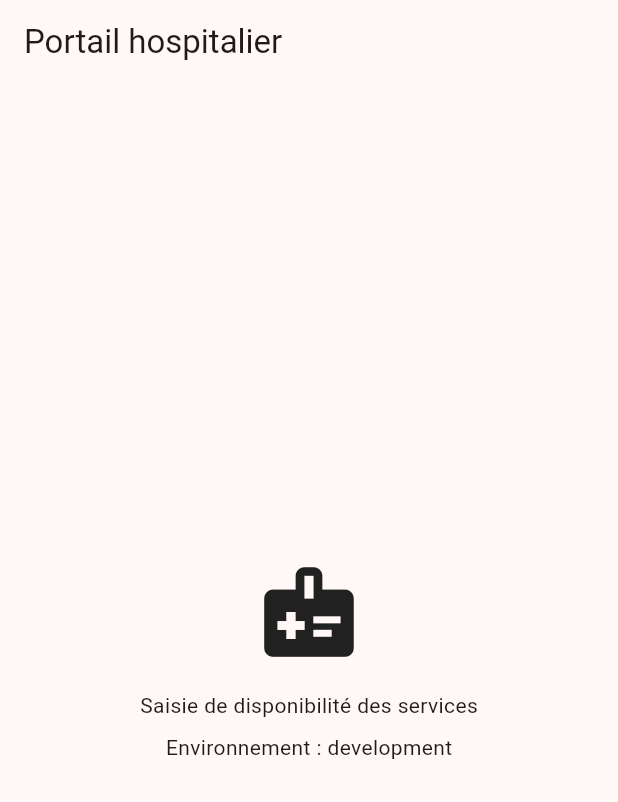
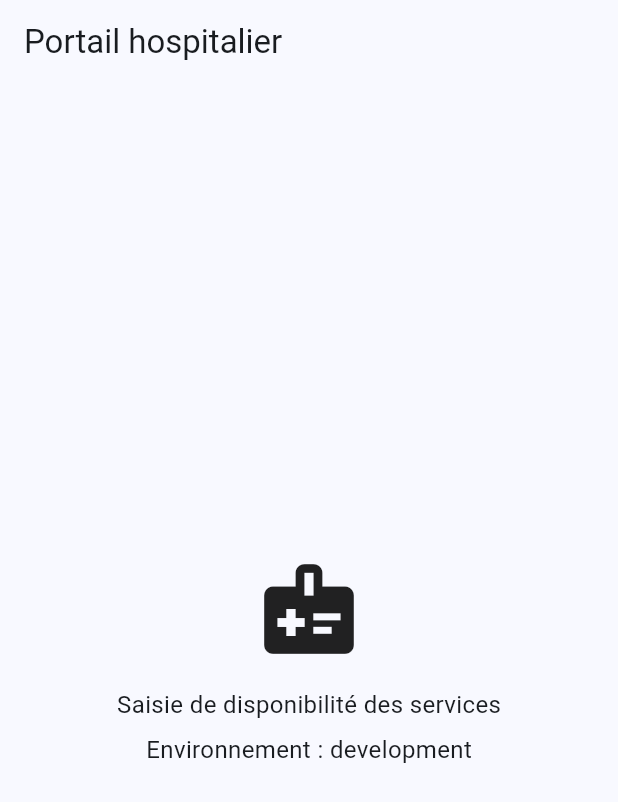
Before and after one commit to ouedraogoissouf2012/urgence-sante, a Flutter app: the screen it shows after launch, on a phone screen of 412 x 824 dp. Shown: the top 802 px of the screen. Run offline on Flutter 3.47's test engine with Material 3 defaults, Android fonts, the phone set to English and light mode, and no system bars.

Commit message:
feat(frontend): fondations du design system (issue #6)
Tokens, thèmes et composants fondamentaux, sans aucune dépendance métier.

- Tokens centralisés : AppColors (amorces patient/hôpital + couleurs
  sémantiques de disponibilité + urgence), AppSpacing, AppRadius,
  AppTypography (tailles généreuses, usage sous stress).
- Thèmes AppTheme.patient() et AppTheme.hospital() construits depuis les
  tokens (Material 3, cibles tactiles élargies) ; light() conservé en
  compatibilité ; les deux apps branchées sur leur thème.
- Composants accessibles : EmergencyCallButton (Semantics, cible 56dp,
  l'appel réel reste fourni par l'app), StatusBadge (texte + couleur, jamais
  la couleur seule ; fromApi mappe le contrat avec repli « Non confirmé »),
  AsyncStateView (chargement/vide/erreur avec réessai).
- ComponentCatalog : catalogue testable — chaque entrée est montée en widget
  test (base d'une future galerie visuelle).

Vérifié : flutter analyze → No issues ; 7 tests design_system verts (thèmes
distincts, sémantique des badges, statut inconnu → non confirmé, catalogue
monté sans erreur, callback + libellé du bouton d'appel) ; tests apps verts.

Closes #6

Co-Authored-By: Claude Fable 5 <noreply@anthropic.com>

```diff
--- a/frontend/apps/hospital_portal/lib/app/portal_app.dart
+++ b/frontend/apps/hospital_portal/lib/app/portal_app.dart
@@ -15,7 +15,7 @@ class PortalApp extends StatelessWidget {
     return MaterialApp(
       title: 'Portail hospitalier — Urgence Santé',
       debugShowCheckedModeBanner: false,
-      theme: AppTheme.light(),
+      theme: AppTheme.hospital(),
       home: HomePage(environment: config.environment),
     );
   }
--- a/frontend/apps/patient_mobile/lib/app/patient_app.dart
+++ b/frontend/apps/patient_mobile/lib/app/patient_app.dart
@@ -15,7 +15,7 @@ class PatientApp extends StatelessWidget {
     return MaterialApp(
       title: 'Urgence Santé',
       debugShowCheckedModeBanner: false,
-      theme: AppTheme.light(),
+      theme: AppTheme.patient(),
       home: HomePage(environment: config.environment),
     );
   }
--- a/frontend/packages/design_system/lib/src/theme/app_theme.dart
+++ b/frontend/packages/design_system/lib/src/theme/app_theme.dart
@@ -1,18 +1,45 @@
 import 'package:flutter/material.dart';
 
-/// Thème de base partagé par les applications.
-///
-/// Volontairement minimal à l'issue #5 : les tokens complets (couleurs,
-/// typographie, espacements) et les composants arrivent à l'issue #6.
+import '../tokens/app_colors.dart';
+import '../tokens/app_radius.dart';
+import '../tokens/app_typography.dart';
+
+/// Thèmes des applications, construits à partir des tokens.
 abstract final class AppTheme {
-  /// Couleur d'amorce (contexte d'urgence médicale).
-  static const Color _seed = Color(0xFFB00020);
+  /// Thème de l'application patient (contexte d'urgence).
+  static ThemeData patient() => _base(AppColors.patientSeed);
 
-  /// Thème clair Material 3.
-  static ThemeData light() {
+  /// Thème du portail hospitalier (contexte institutionnel).
+  static ThemeData hospital() => _base(AppColors.hospitalSeed);
+
+  /// Thème neutre conservé pour compatibilité (équivaut au thème patient).
+  static ThemeData light() => patient();
+
+  static ThemeData _base(Color seed) {
+    final ColorScheme scheme = ColorScheme.fromSeed(seedColor: seed);
     return ThemeData(
       useMaterial3: true,
-      colorScheme: ColorScheme.fromSeed(seedColor: _seed),
+      colorScheme: scheme,
+      // Cibles tactiles confortables (accessibilité, usage sous stress).
+      materialTapTargetSize: MaterialTapTargetSize.padded,
+      visualDensity: VisualDensity.standard,
+      textTheme: const TextTheme(
+        headlineSmall: AppTypography.headline,
+        titleMedium: AppTypography.title,
+        bodyMedium: AppTypography.body,
+        bodySmall: AppTypography.caption,
+        labelLarge: AppTypography.buttonLabel,
+      ),
+      cardTheme: const CardThemeData(
+        shape: RoundedRectangleBorder(borderRadius: AppRadius.card),
+      ),
+      filledButtonTheme: FilledButtonThemeData(
+        style: FilledButton.styleFrom(
+          minimumSize: const Size(64, 48),
+          shape: const RoundedRectangleBorder(borderRadius: AppRadius.button),
+          textStyle: AppTypography.buttonLabel,
+        ),
+      ),
     );
   }
 }
--- /dev/null
+++ b/frontend/packages/design_system/lib/src/tokens/app_colors.dart
@@ -0,0 +1,25 @@
+import 'package:flutter/material.dart';
+
+/// Tokens de couleurs du design system.
+///
+/// Toutes les couleurs des applications proviennent d'ici (aucune couleur codée
+/// en dur dans les widgets applicatifs).
+abstract final class AppColors {
+  /// Amorce du thème patient : contexte d'urgence médicale.
+  static const Color patientSeed = Color(0xFFB00020);
+
+  /// Amorce du thème hôpital : contexte institutionnel.
+  static const Color hospitalSeed = Color(0xFF00579B);
+
+  // ── Couleurs sémantiques de disponibilité ────────────────────────────────
+  // Toujours accompagnées d'un libellé texte : la couleur seule ne porte
+  // jamais l'information (accessibilité).
+  static const Color statusAvailable = Color(0xFF2E7D32);
+  static const Color statusLimited = Color(0xFFF9A825);
+  static const Color statusSaturated = Color(0xFFE65100);
+  static const Color statusClosed = Color(0xFF757575);
+  static const Color statusUnknown = Color(0xFF9E9E9E);
+
+  /// Couleur du bouton d'appel d'urgence (contraste AA sur blanc).
+  static const Color emergencyCall = Color(0xFFB00020);
+}
--- /dev/null
+++ b/frontend/packages/design_system/lib/src/tokens/app_radius.dart
@@ -0,0 +1,11 @@
+import 'package:flutter/widgets.dart';
+
+/// Tokens de rayons d'arrondi.
+abstract final class AppRadius {
+  static const Radius sm = Radius.circular(4);
+  static const Radius md = Radius.circular(8);
+  static const Radius lg = Radius.circular(16);
+
+  static const BorderRadius card = BorderRadius.all(md);
+  static const BorderRadius button = BorderRadius.all(lg);
+}
--- /dev/null
+++ b/frontend/packages/design_system/lib/src/tokens/app_typography.dart
@@ -0,0 +1,37 @@
+import 'package:flutter/material.dart';
+
+/// Tokens de typographie.
+///
+/// Tailles volontairement généreuses : l'application patient s'utilise en
+/// situation de stress, la lisibilité prime.
+abstract final class AppTypography {
+  static const TextStyle headline = TextStyle(
+    fontSize: 24,
+    fontWeight: FontWeight.w700,
+    height: 1.25,
+  );
+
+  static const TextStyle title = TextStyle(
+    fontSize: 18,
+    fontWeight: FontWeight.w600,
+    height: 1.3,
+  );
+
+  static const TextStyle body = TextStyle(
+    fontSize: 16,
+    fontWeight: FontWeight.w400,
+    height: 1.4,
+  );
+
+  static const TextStyle caption = TextStyle(
+    fontSize: 13,
+    fontWeight: FontWeight.w400,
+    height: 1.3,
+  );
+
+  static const TextStyle buttonLabel = TextStyle(
+    fontSize: 16,
+    fontWeight: FontWeight.w600,
+    letterSpacing: 0.2,
+  );
+}
```
Also changed, not shown: frontend/packages/design_system/lib/design_system.dart (+8 -0 lines), frontend/packages/design_system/lib/src/catalog/component_catalog.dart (added, +58 -0 lines), frontend/packages/design_system/lib/src/components/async_state_view.dart (added, +61 -0 lines), frontend/packages/design_system/lib/src/components/emergency_call_button.dart (added, +48 -0 lines), frontend/packages/design_system/lib/src/components/status_badge.dart (added, +66 -0 lines), frontend/packages/design_system/lib/src/tokens/app_spacing.dart (added, +11 -0 lines), 3 other files.
